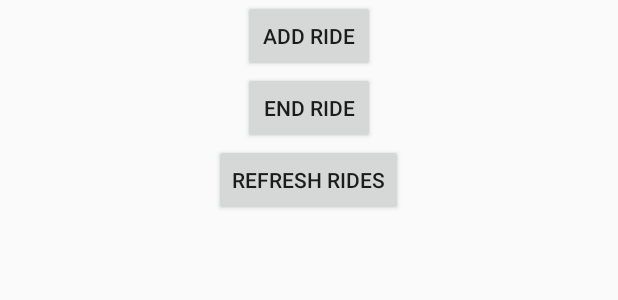
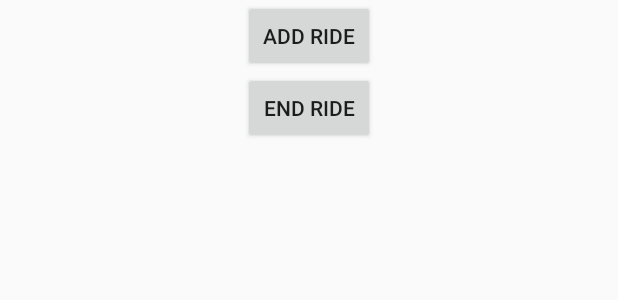
Before and after one commit to t92roberts/BikeShare, an Android app: the layout fragment_main.xml on its own in the app's theme, with its tools: preview values and no code run, on a phone screen of 412 x 824 dp. Shown: the top 300 px of the screen. Run offline under Robolectric (Android 15) with nearby library versions, the phone set to English and light mode, and no system bars.

```diff
--- /dev/null
+++ b/app/src/main/res/layout-land/fragment_main.xml
@@ -0,0 +1,35 @@
+<?xml version="1.0" encoding="utf-8"?>
+<LinearLayout xmlns:android="http://schemas.android.com/apk/res/android"
+    android:layout_width="match_parent"
+    android:layout_height="match_parent"
+    android:orientation="horizontal">
+
+    <LinearLayout xmlns:android="http://schemas.android.com/apk/res/android"
+        android:layout_width="wrap_content"
+        android:layout_height="match_parent"
+        android:orientation="vertical">
+
+        <!-- Button to add ride -->
+        <Button
+            android:id="@+id/navigate_add_button"
+            android:layout_width="wrap_content"
+            android:layout_height="wrap_content"
+            android:layout_gravity="center"
+            android:text="@string/add_ride" />
+
+        <!-- Button to end ride -->
+        <Button
+            android:id="@+id/navigate_end_button"
+            android:layout_width="wrap_content"
+            android:layout_height="wrap_content"
+            android:layout_gravity="center"
+            android:text="@string/end_ride" />
+    </LinearLayout>
+
+    <!-- List of all rides -->
+    <ListView
+        android:id="@+id/mainListView"
+        android:layout_width="wrap_content"
+        android:layout_height="wrap_content"
+        android:textSize="12sp" />
+</LinearLayout>
--- a/app/src/main/res/layout/fragment_main.xml
+++ b/app/src/main/res/layout/fragment_main.xml
@@ -20,14 +20,6 @@
         android:layout_gravity="center"
         android:text="@string/end_ride" />
 
-    <!-- Button to list rides -->
-    <Button
-        android:id="@+id/list_rides_button"
-        android:layout_width="wrap_content"
-        android:layout_height="wrap_content"
-        android:layout_gravity="center"
-        android:text="@string/refresh_rides" />
-
     <!-- List of all rides -->
     <ListView
         android:id="@+id/mainListView"
```
Also changed, not shown: app/src/main/java/com/bignerdranch/android/bikeshare/MainFragment.java (+7 -12 lines), app/src/main/java/com/bignerdranch/android/bikeshare/Ride.java (+28 -3 lines), app/src/main/java/com/bignerdranch/android/bikeshare/RidesDB.java (+5 -2 lines).
